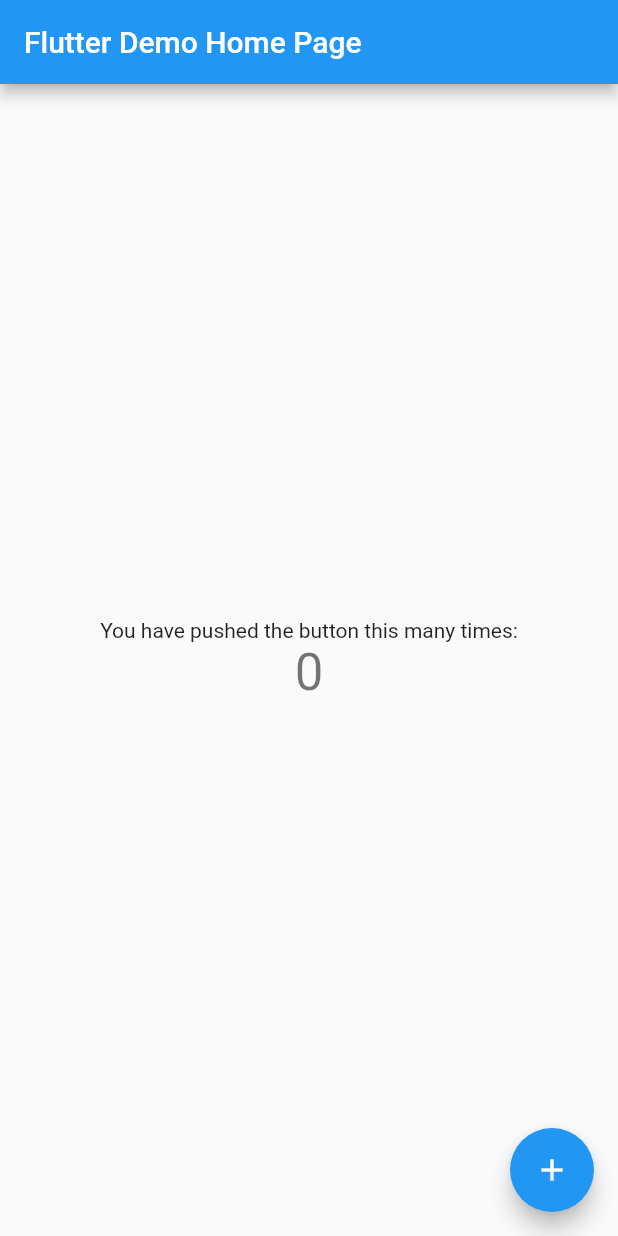
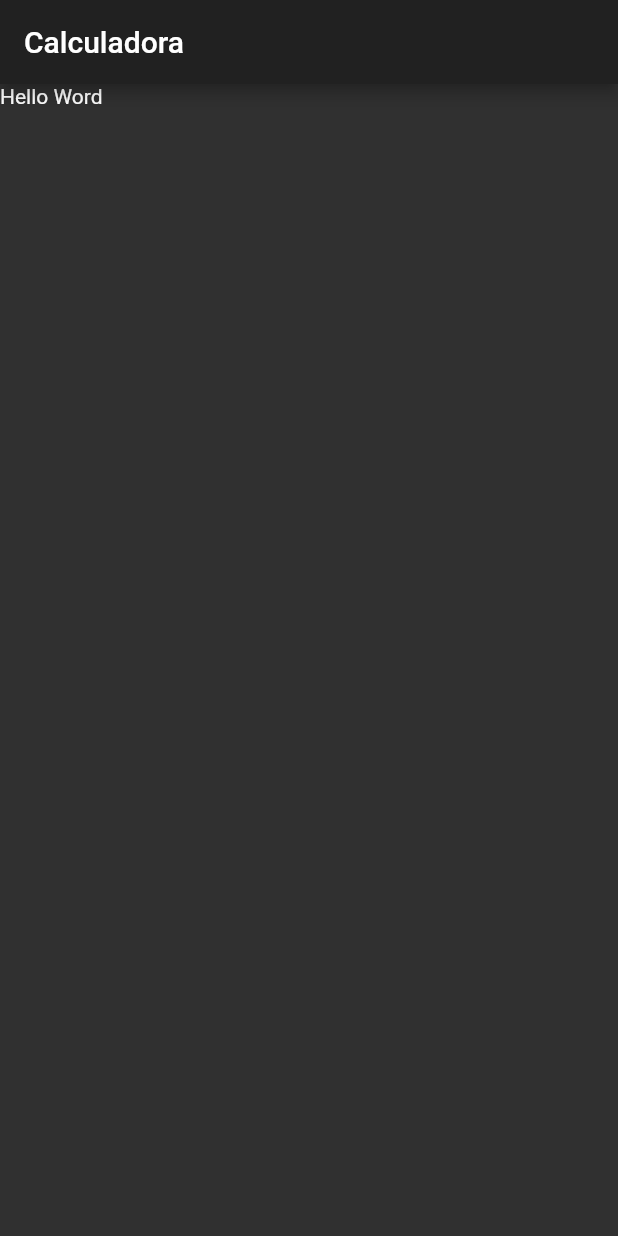
Before and after one commit to GabryelBoeira/Calculadora-flutter, a Flutter app: the screen it shows after launch, on a phone screen of 412 x 824 dp. Run offline on Flutter 3.47's test engine with Material 2 defaults, Android fonts, the phone set to English and light mode, and no system bars.

Commit message:
Hello word

```diff
--- /dev/null
+++ b/lib/home_page.dart
@@ -0,0 +1,21 @@
+import 'package:flutter/material.dart';
+
+class HomePage extends StatefulWidget{
+  //inflar classe de exibição
+  @override
+  State createState() => new HomePageState();
+}
+
+class HomePageState extends State<HomePage>{
+  @override
+  Widget build(BuildContext context) { // creating the widget
+    return new Scaffold(
+        appBar: new AppBar( //definição de cabeçalho para a calculadora
+          title: new Text("Calculadora"),
+        ),
+        body: new Container( //
+            child: new Text("Hello Word")
+        )
+    );
+  }
+}
--- a/lib/main.dart
+++ b/lib/main.dart
@@ -1,111 +1,15 @@
 import 'package:flutter/material.dart';
+import 'home_page.dart';
 
-void main() => runApp(MyApp());
+void main() => runApp(new MyApp());
 
 class MyApp extends StatelessWidget {
-  // This widget is the root of your application.
   @override
   Widget build(BuildContext context) {
-    return MaterialApp(
-      title: 'Flutter Demo',
-      theme: ThemeData(
-        // This is the theme of your application.
-        //
-        // Try running your application with "flutter run". You'll see the
-        // application has a blue toolbar. Then, without quitting the app, try
-        // changing the primarySwatch below to Colors.green and then invoke
-        // "hot reload" (press "r" in the console where you ran "flutter run",
-        // or simply save your changes to "hot reload" in a Flutter IDE).
-        // Notice that the counter didn't reset back to zero; the application
-        // is not restarted.
-        primarySwatch: Colors.blue,
-      ),
-      home: MyHomePage(title: 'Flutter Demo Home Page'),
+    return new MaterialApp(
+      title: "Calculatora flutter",
+      theme: new ThemeData.dark(),
+      home: new HomePage(),
     );
   }
 }
-
-class MyHomePage extends StatefulWidget {
-  MyHomePage({Key key, this.title}) : super(key: key);
-
-  // This widget is the home page of your application. It is stateful, meaning
-  // that it has a State object (defined below) that contains fields that affect
-  // how it looks.
-
-  // This class is the configuration for the state. It holds the values (in this
-  // case the title) provided by the parent (in this case the App widget) and
-  // used by the build method of the State. Fields in a Widget subclass are
-  // always marked "final".
-
-  final String title;
-
-  @override
-  _MyHomePageState createState() => _MyHomePageState();
-}
-
-class _MyHomePageState extends State<MyHomePage> {
-  int _counter = 0;
-
-  void _incrementCounter() {
-    setState(() {
-      // This call to setState tells the Flutter framework that something has
-      // changed in this State, which causes it to rerun the build method below
-      // so that the display can reflect the updated values. If we changed
-      // _counter without calling setState(), then the build method would not be
-      // called again, and so nothing would appear to happen.
-      _counter++;
-    });
-  }
-
-  @override
-  Widget build(BuildContext context) {
-    // This method is rerun every time setState is called, for instance as done
-    // by the _incrementCounter method above.
-    //
-    // The Flutter framework has been optimized to make rerunning build methods
-    // fast, so that you can just rebuild anything that needs updating rather
-    // than having to individually change instances of widgets.
-    return Scaffold(
-      appBar: AppBar(
-        // Here we take the value from the MyHomePage object that was created by
-        // the App.build method, and use it to set our appbar title.
-        title: Text(widget.title),
-      ),
-      body: Center(
-        // Center is a layout widget. It takes a single child and positions it
-        // in the middle of the parent.
-        child: Column(
-          // Column is also layout widget. It takes a list of children and
-          // arranges them vertically. By default, it sizes itself to fit its
-          // children horizontally, and tries to be as tall as its parent.
-          //
-          // Invoke "debug painting" (press "p" in the console, choose the
-          // "Toggle Debug Paint" action from the Flutter Inspector in Android
-          // Studio, or the "Toggle Debug Paint" command in Visual Studio Code)
-          // to see the wireframe for each widget.
-          //
-          // Column has various properties to control how it sizes itself and
-          // how it positions its children. Here we use mainAxisAlignment to
-          // center the children vertically; the main axis here is the vertical
-          // axis because Columns are vertical (the cross axis would be
-          // horizontal).
-          mainAxisAlignment: MainAxisAlignment.center,
-          children: <Widget>[
-            Text(
-              'You have pushed the button this many times:',
-            ),
-            Text(
-              '$_counter',
-              style: Theme.of(context).textTheme.display1,
-            ),
-          ],
-        ),
-      ),
-      floatingActionButton: FloatingActionButton(
-        onPressed: _incrementCounter,
-        tooltip: 'Increment',
-        child: Icon(Icons.add),
-      ), // This trailing comma makes auto-formatting nicer for build methods.
-    );
-  }
-}
```
